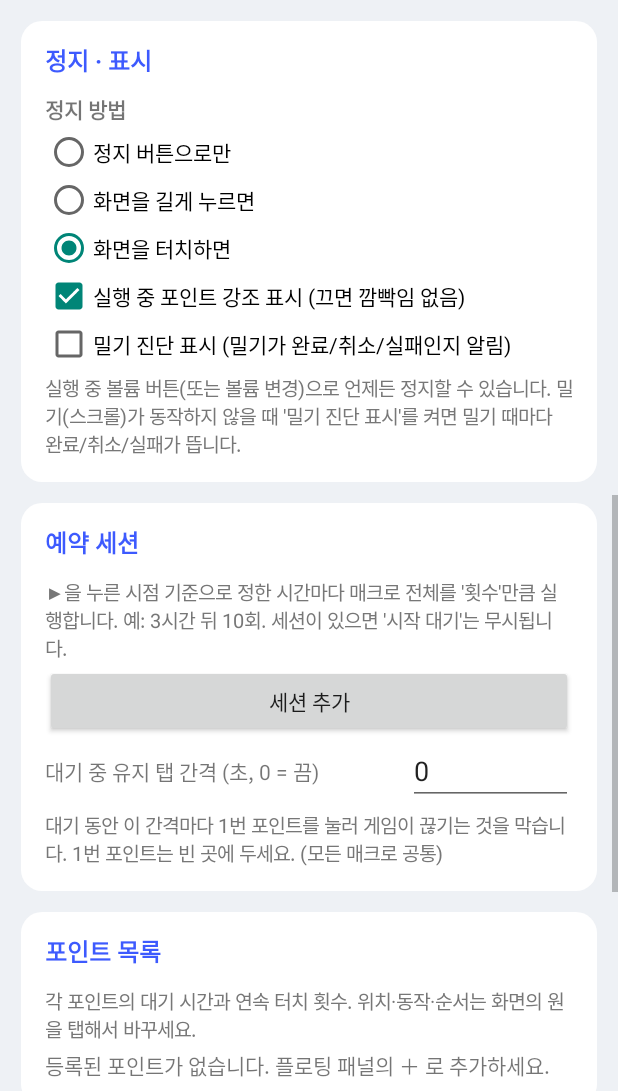
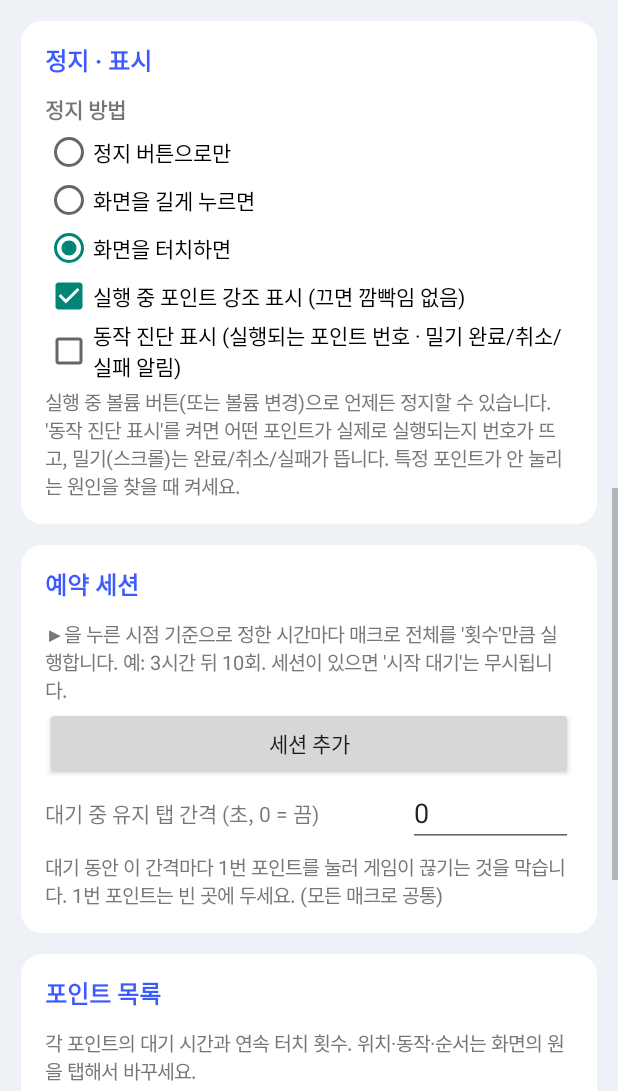
Before and after one commit to akskekekdk/autoclicker, an Android app: the screen it shows after launch (SettingsActivity), scrolled down 1074 dp, on a phone screen of 412 x 824 dp, the part 145-1236 px from its top. Run offline under Robolectric (Android 15) with nearby library versions, the phone set to English and light mode, and no system bars; pictures from the network do not load.

Commit message:
진단 표시에 실행되는 포인트 번호 추가 (안 눌리는 포인트 찾기용)
'동작 진단 표시'를 켜면 각 포인트가 실제로 디스패치될 때 번호를 토스트로
띄운다. 특정 포인트(예: 4번)가 정말 실행되는지(앱 문제) 아니면 실행되는데
게임이 반응 안 하는지(위치·타이밍) 구분할 수 있다.

Co-Authored-By: Claude Opus 4.8 <noreply@anthropic.com>
Claude-Session: https://claude.ai/code/session_015dWKizZm9A7r9ji1qJ7U5L

```diff
--- a/android/app/src/main/java/com/uvm/autoclicker/ClickService.kt
+++ b/android/app/src/main/java/com/uvm/autoclicker/ClickService.kt
@@ -1871,6 +1871,12 @@ class ClickService : AccessibilityService() {
                 }, at)
             }
         }
+        // 진단: 어떤 포인트가 실제로 발사되는지 번호를 띄운다 (문제 포인트 찾기용)
+        if (config.swipeDebug) {
+            highlights.forEach { (at, i) ->
+                handler.postDelayed({ if (running) swipeToast("${i + 1}번 실행") }, at)
+            }
+        }
         val afterBatch = {
             if (running) {
                 updateInfo()
--- a/android/app/src/main/java/com/uvm/autoclicker/SettingsActivity.kt
+++ b/android/app/src/main/java/com/uvm/autoclicker/SettingsActivity.kt
@@ -150,9 +150,9 @@ class SettingsActivity : Activity() {
             addView(stopModeGroup)
             highlightCheck = CheckBox(this@SettingsActivity).apply { text = "실행 중 포인트 강조 표시 (끄면 깜빡임 없음)" }
             addView(highlightCheck)
-            swipeDebugCheck = CheckBox(this@SettingsActivity).apply { text = "밀기 진단 표시 (밀기가 완료/취소/실패인지 알림)" }
+            swipeDebugCheck = CheckBox(this@SettingsActivity).apply { text = "동작 진단 표시 (실행되는 포인트 번호 · 밀기 완료/취소/실패 알림)" }
             addView(swipeDebugCheck)
-            addView(hint("실행 중 볼륨 버튼(또는 볼륨 변경)으로 언제든 정지할 수 있습니다. 밀기(스크롤)가 동작하지 않을 때 '밀기 진단 표시'를 켜면 밀기 때마다 완료/취소/실패가 뜹니다."))
+            addView(hint("실행 중 볼륨 버튼(또는 볼륨 변경)으로 언제든 정지할 수 있습니다. '동작 진단 표시'를 켜면 어떤 포인트가 실제로 실행되는지 번호가 뜨고, 밀기(스크롤)는 완료/취소/실패가 뜹니다. 특정 포인트가 안 눌리는 원인을 찾을 때 켜세요."))
         }
 
         // 예약 세션
```
